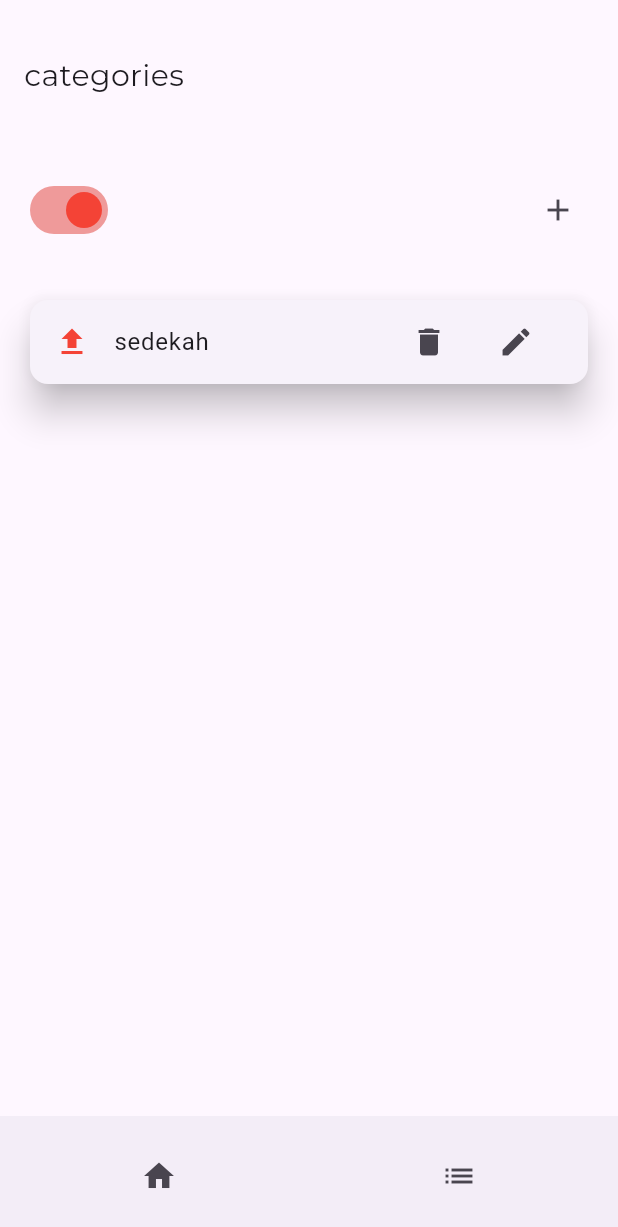
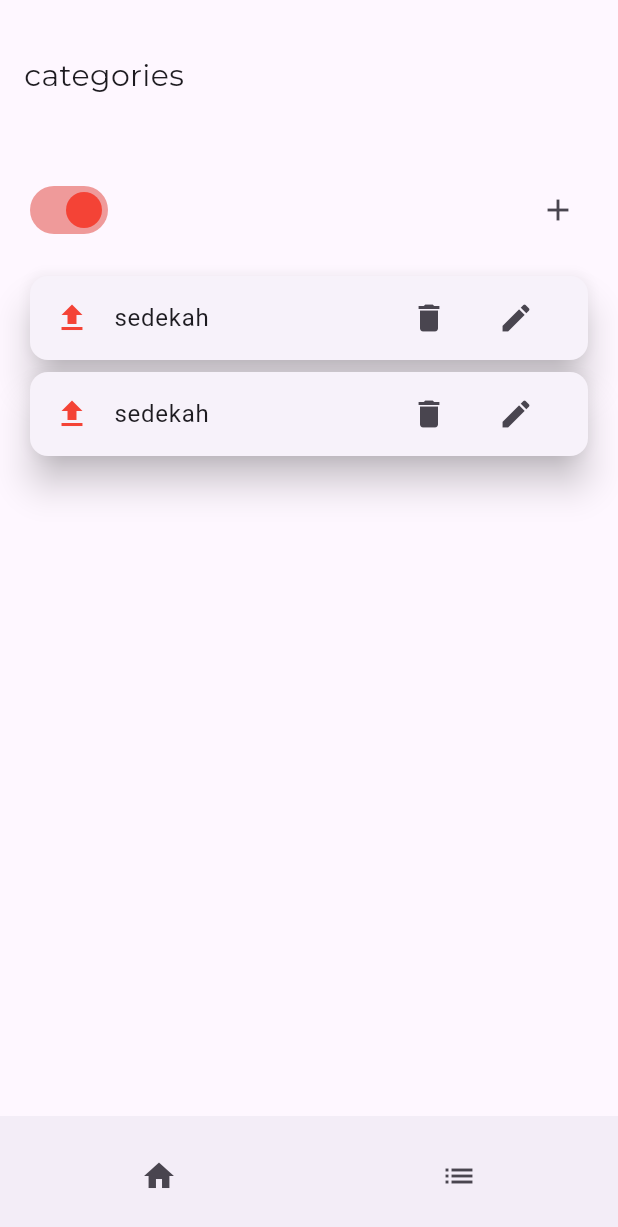
Before and after one commit to ZidannAR/MoneyTracker, a Flutter app: the screen it shows after launch, after a tap on the "list" icon, on a phone screen of 412 x 824 dp. Shown: the top 1227 px of the screen. Run offline on Flutter 3.47's test engine with Material 3 defaults, Android fonts, the phone set to English and light mode, and no system bars; our stand-ins replace google_fonts; missing offline and left inert: calendar_appbar.

Commit message:
menambahkan fitur

```diff
--- a/lib/pages/category_page.dart
+++ b/lib/pages/category_page.dart
@@ -8,6 +8,7 @@
 }
 
 class _CategoryPageState extends State<CategoryPage> {
+  bool isExpense = true;
   @override
   Widget build(BuildContext context) {
     return SafeArea(
@@ -19,8 +20,12 @@
               mainAxisAlignment: MainAxisAlignment.spaceBetween,
               children: [
                 Switch(
-                  value: true,
-                  onChanged: (bool value) {},
+                  value: isExpense,
+                  onChanged: (bool value) {
+                    setState(() {
+                      isExpense = value;
+                    });
+                  },
                   activeColor: Colors.red, // thumb
                   activeTrackColor: Colors.red[200], // track
                   // warna saat OFF
@@ -32,7 +37,25 @@
             ),
           ),
           Padding(
-            padding: const EdgeInsets.all(16),
+            padding: const EdgeInsets.symmetric(horizontal: 16),
+            child: Card(
+              elevation: 10,
+              child: ListTile(
+                leading: Icon(Icons.upload, color: Colors.red,),
+                title: Text('sedekah'),
+                trailing: Row(
+                  mainAxisSize: MainAxisSize.min,
+                  children: [
+                    IconButton(onPressed: (){}, icon: Icon(Icons.delete)),
+                    SizedBox(width: 10,),
+                    IconButton(onPressed: (){}, icon: Icon(Icons.edit))
+                  ],
+                ),
+              ),
+            ),
+          ),
+          Padding(
+            padding: const EdgeInsets.symmetric(horizontal: 16),
             child: Card(
               elevation: 10,
               child: ListTile(
```
